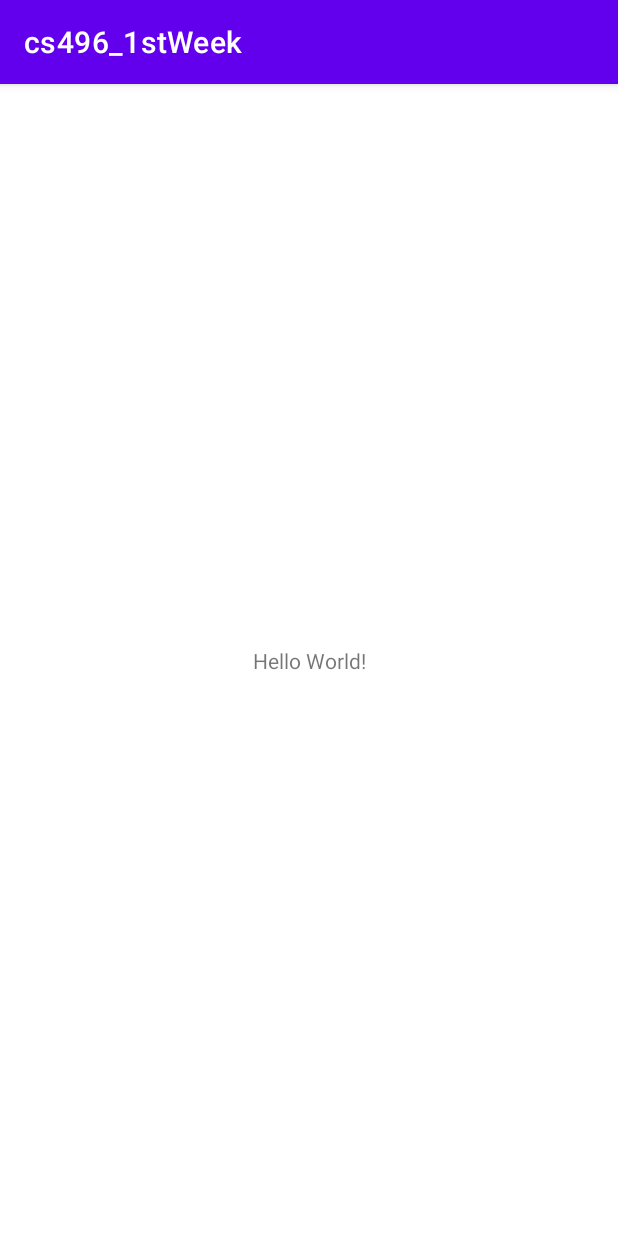
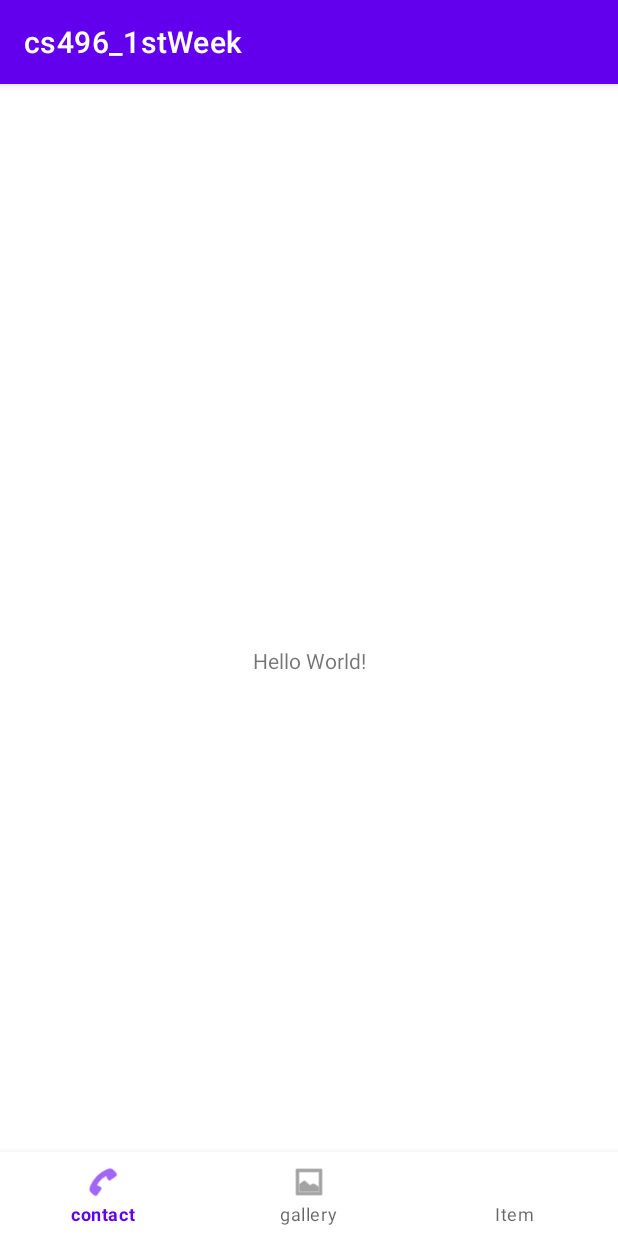
Before and after one commit to asjay18/cs496_1stWeek, an Android app: the screen it shows after launch (MainActivity), on a phone screen of 412 x 824 dp. Run offline under Robolectric (Android 15) with nearby library versions, the phone set to English and light mode, and no system bars.

Commit message:
bottom nav 생성 1

```diff
--- a/app/src/main/res/layout/activity_main.xml
+++ b/app/src/main/res/layout/activity_main.xml
@@ -6,7 +6,18 @@
     android:layout_height="match_parent"
     tools:context=".MainActivity">
 
+
+    <FrameLayout
+        android:layout_width="0dp"
+        android:layout_height="0dp"
+        android:id="@+id/fl_container"
+        app:layout_constraintTop_toTopOf="parent"
+        app:layout_constraintBottom_toTopOf="@+id/bottom_navigation"
+        app:layout_constraintLeft_toLeftOf="parent"
+        app:layout_constraintRight_toRightOf="parent"/>
+
     <TextView
+        android:id="@+id/textView"
         android:layout_width="wrap_content"
         android:layout_height="wrap_content"
         android:text="Hello World!"
@@ -15,4 +26,13 @@
         app:layout_constraintStart_toStartOf="parent"
         app:layout_constraintTop_toTopOf="parent" />
 
+    <com.google.android.material.bottomnavigation.BottomNavigationView
+        android:id="@+id/bottom_navigation"
+        android:layout_width="match_parent"
+        android:layout_height="wrap_content"
+        app:menu="@menu/bottom_nav_menu"
+        app:layout_constraintBottom_toBottomOf="parent"
+        app:layout_constraintEnd_toEndOf="parent"
+        app:layout_constraintStart_toStartOf="parent"/>
+
 </androidx.constraintlayout.widget.ConstraintLayout>
--- /dev/null
+++ b/app/src/main/res/menu/bottom_nav_menu.xml
@@ -0,0 +1,18 @@
+<?xml version="1.0" encoding="utf-8"?>
+<menu xmlns:app="http://schemas.android.com/apk/res-auto"
+    xmlns:android="http://schemas.android.com/apk/res/android">
+
+    <item
+        android:id="@+id/contact"
+        android:enabled="true"
+        android:icon="@android:drawable/ic_menu_call"
+        android:title="contact" />
+    <item
+        android:id="@+id/gallery"
+        android:enabled="true"
+        android:icon="@android:drawable/ic_menu_gallery"
+        android:title="gallery" />
+    <item
+        android:id="@+id/item"
+        android:title="Item" />
+</menu>
```
Also changed, not shown: app/src/main/java/com/example/cs496_1stweek/contact/ContactFragment.kt (added, +18 -0 lines), app/src/main/res/layout/contact_frag.xml (added, +17 -0 lines).
